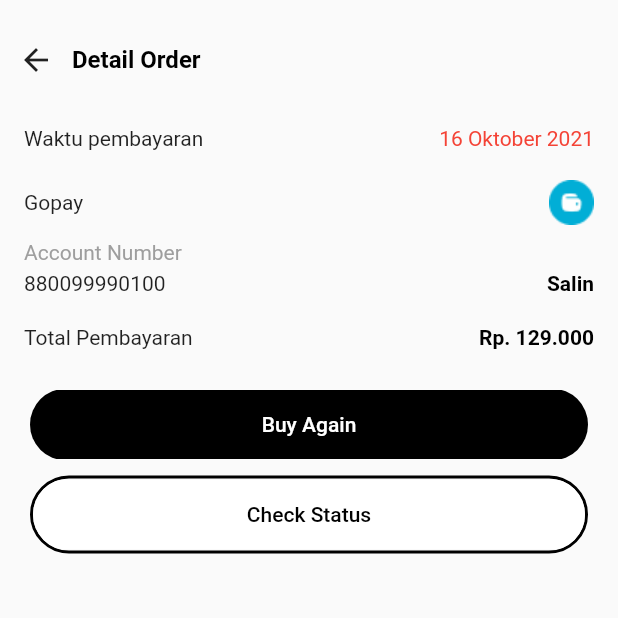
After one commit to nadillachantika/udaskincare, a Flutter app: the DetailOrder screen opened directly, on a phone screen of 412 x 824 dp, the top half of it. The commit adds this screen. Run offline on Flutter 3.47's test engine with Material 2 defaults, Android fonts, the phone set to English and light mode, and no system bars; our stand-ins replace bubble_tab_indicator, carousel_slider, flutter_rating_bar.

Commit message:
detail order

```diff
--- a/lib/checkout/success_payment_saldo_panen.dart
+++ b/lib/checkout/success_payment_saldo_panen.dart
@@ -18,9 +18,8 @@
 
   @override
   Widget build(BuildContext context) {
-    return Theme(
-      data: ThemeData(fontFamily: 'visby'),
-      child: AlertDialog(
+    return Scaffold(
+      body: AlertDialog(
         insetPadding: EdgeInsets.all(20),
         shape:
         RoundedRectangleBorder(borderRadius: BorderRadius.circular(20)),
--- a/lib/detail_order/completed_pengiriman.dart
+++ b/lib/detail_order/completed_pengiriman.dart
@@ -1,6 +1,7 @@
 
 import 'package:flutter/cupertino.dart';
 import 'package:flutter/material.dart';
+import 'package:udaskincare/detail_order/detail_order.dart';
 
 
 class CompletedPengirimanPage extends StatefulWidget {
@@ -255,12 +256,11 @@
                           onPressed: () {
 
 
-                            // Navigator.push(
-                            //     context,
-                            //     MaterialPageRoute(
-                            //         builder: (_) =>
-                            //             CheckoutPagePesanan(
-                            //                 data)));
+                            Navigator.push(
+                                context,
+                                MaterialPageRoute(
+                                    builder: (_) =>
+                                        DetailOrder()));
                           },
                           child: Text('Detail Order',
                               style: TextStyle(
--- /dev/null
+++ b/lib/detail_order/detail_order.dart
@@ -0,0 +1,216 @@
+import 'package:flutter/material.dart';
+import 'package:flutter/widgets.dart';
+import 'package:udaskincare/detail_order/pesanan_screen.dart';
+import 'package:udaskincare/home/home_page.dart';
+
+class DetailOrder extends StatefulWidget {
+  const DetailOrder({Key key}) : super(key: key);
+
+  @override
+  _DetailOrderState createState() => _DetailOrderState();
+}
+
+class _DetailOrderState extends State<DetailOrder> {
+  @override
+  Widget build(BuildContext context) {
+    return Scaffold(
+      body: SingleChildScrollView(
+        child: Column(
+          crossAxisAlignment: CrossAxisAlignment.start,
+          children: [
+            Row(
+              children: [
+                Container(
+                  margin: EdgeInsets.fromLTRB(0, 16, 0, 0),
+                  child: IconButton(
+                    onPressed: () {
+                      Navigator.push(
+                          context,
+                          MaterialPageRoute(
+                              builder: (context) => HomePage(
+                                    initTab: 3,
+                                  )));
+                    },
+                    icon: Icon(Icons.arrow_back),
+                  ),
+                ),
+                Container(
+                  margin: EdgeInsets.fromLTRB(0, 16, 0, 0),
+                  child: Text(
+                    "Detail Order",
+                    style: TextStyle(
+                        color: Colors.black,
+                        fontSize: 16,
+                        fontWeight: FontWeight.bold),
+                  ),
+                ),
+              ],
+            ),
+            SizedBox(
+              height: 20,
+            ),
+            Row(
+              mainAxisAlignment: MainAxisAlignment.spaceBetween,
+              children: [
+                Container(
+                  margin: EdgeInsets.fromLTRB(16, 0, 0, 0),
+                  child: Text("Waktu pembayaran"),
+                ),
+                Container(
+                  margin: EdgeInsets.fromLTRB(0, 0, 16, 0),
+                  child: Text(
+                    "16 Oktober 2021",
+                    style: TextStyle(color: Colors.red),
+                  ),
+                ),
+              ],
+            ),
+            SizedBox(
+              height: 20,
+            ),
+            Row(
+              mainAxisAlignment: MainAxisAlignment.spaceBetween,
+              children: [
+                Container(
+                  margin: EdgeInsets.fromLTRB(16, 0, 0, 0),
+                  child: Text("Gopay"),
+                ),
+                Container(
+                  margin: EdgeInsets.fromLTRB(0, 0, 16, 0),
+                  child: Image.asset("assets/gopay.png"),
+                ),
+              ],
+            ),
+            SizedBox(
+              height: 10,
+            ),
+            Container(
+              margin: EdgeInsets.fromLTRB(16, 0, 0, 0),
+              child: Text("Account Number", style: TextStyle(color: Colors.grey),),
+            ),
+            SizedBox(
+              height: 5,
+            ),
+            Row(
+              mainAxisAlignment: MainAxisAlignment.spaceBetween,
+              children: [
+                Container(
+                  margin: EdgeInsets.fromLTRB(16, 0, 0, 0),
+                  child: Text("880099990100 "), // tampung text di dalam variabel, untuk membuat fungsi copy paste
+                ),
+                Container(
+                  margin: EdgeInsets.fromLTRB(0, 0, 16, 0),
+                  child: GestureDetector(
+                    onTap: (){
+                      //buat fungsi untuk copy paste
+                    },
+                    child: Text(
+                      "Salin",
+                      style: TextStyle(color: Colors.black, fontWeight: FontWeight.bold),
+                    ),
+                  ),
+                ),
+              ],
+            ),
+            SizedBox(
+              height: 20,
+            ),
+            Row(
+              mainAxisAlignment: MainAxisAlignment.spaceBetween,
+              children: [
+                Container(
+                  margin: EdgeInsets.fromLTRB(16, 0, 0, 0),
+                  child: Text("Total Pembayaran "), // tampung text di dalam variabel, untuk membuat fungsi copy paste
+                ),
+                Container(
+                  margin: EdgeInsets.fromLTRB(0, 0, 16, 0),
+                  child: Text(
+                    "Rp. 129.000",
+                    style: TextStyle(color: Colors.black, fontWeight: FontWeight.bold),
+                  ),
+                ),
+              ],
+            ),
+            SizedBox(
+              height: 26,
+            ),
+            Column(
+              mainAxisAlignment: MainAxisAlignment.end,
+              children: [
+                Row(
+                  children: [
+                    Expanded(
+                      child: Container(
+                        margin: EdgeInsets.fromLTRB(20, 0, 20, 0),
+                        child: ClipRRect(
+                          borderRadius: BorderRadius.circular(50),
+                          child: MaterialButton(
+                            onPressed: () {
+                              //Home Page
+                              Navigator.push(
+                                context,
+                                MaterialPageRoute(
+                                  builder: (context) => HomePage(
+                                    initTab: 0,
+                                  ),
+                                ),
+                              );
+                            },
+                            padding: EdgeInsets.symmetric(vertical: 15),
+                            color: Colors.black,
+                            elevation: 0,
+                            child: Text(
+                              "Buy Again",
+                              style: TextStyle(color: Colors.white),
+                            ),
+                          ),
+                        ),
+                      ),
+                    ),
+                  ],
+                ),
+                SizedBox(
+                  height: 10,
+                ),
+                Row(
+                  children: [
+                    Expanded(
+                      child: Container(
+                        decoration: BoxDecoration(
+                          border: Border.all(color: Colors.black, width: 2),
+                          borderRadius: BorderRadius.circular(50),
+                        ),
+                        margin: EdgeInsets.fromLTRB(20, 0, 20, 0),
+                        child: ClipRRect(
+                          borderRadius: BorderRadius.circular(50),
+                          child: MaterialButton(
+                            onPressed: () {
+                              //My Order
+                              Navigator.push(
+                                context,
+                                MaterialPageRoute(
+                                  builder: (context) => PesananScreen()
+                                ),
+                              );
+                            },
+                            padding: EdgeInsets.symmetric(vertical: 15),
+                            color: Colors.white,
+                            elevation: 0,
+                            child: Text(
+                              "Check Status",
+                              style: TextStyle(color: Colors.black),
+                            ),
+                          ),
+                        ),
+                      ),
+                    ),
+                  ],
+                ),
+              ],
+            ),
+          ],
+        ),
+      ),
+    );
+  }
+}
```
